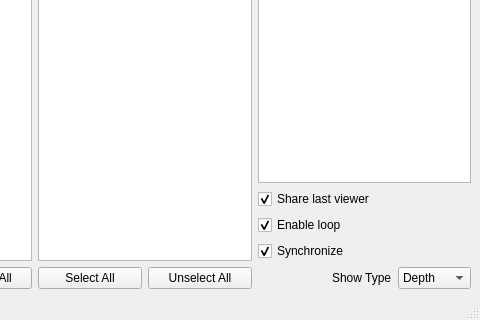
This is KinectProject/DatasetBrowser.ui in d3ce1t/PrivacyProject as Qt 5 draws it before an edit; both pictures show x 409 to 889 and y 261 to 581 of the 889 by 581 pixel window. The edited form follows.
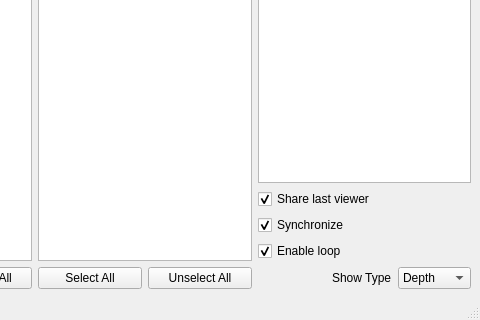
This is the edited form.

Commit message: Fix checkBox synchronise on user interface

```diff
--- a/KinectProject/DatasetBrowser.ui
+++ b/KinectProject/DatasetBrowser.ui
@@ -179,16 +179,6 @@
           </property>
          </widget>
         </item>
-        <item>
-         <widget class="QCheckBox" name="checkBoxLoop">
-          <property name="text">
-           <string>Enable loop</string>
-          </property>
-          <property name="checked">
-           <bool>true</bool>
-          </property>
-         </widget>
-        </item>
         <item>
          <widget class="QCheckBox" name="checkSync">
           <property name="text">
@@ -199,6 +189,16 @@
           </property>
          </widget>
         </item>
+        <item>
+         <widget class="QCheckBox" name="checkBoxLoop">
+          <property name="text">
+           <string>Enable loop</string>
+          </property>
+          <property name="checked">
+           <bool>true</bool>
+          </property>
+         </widget>
+        </item>
         <item>
          <layout class="QHBoxLayout" name="horizontalLayout_5">
           <item>
```
Left out of the diff: 19 changed lines with no effect on the pictures. The commit also changes 1 other file.
